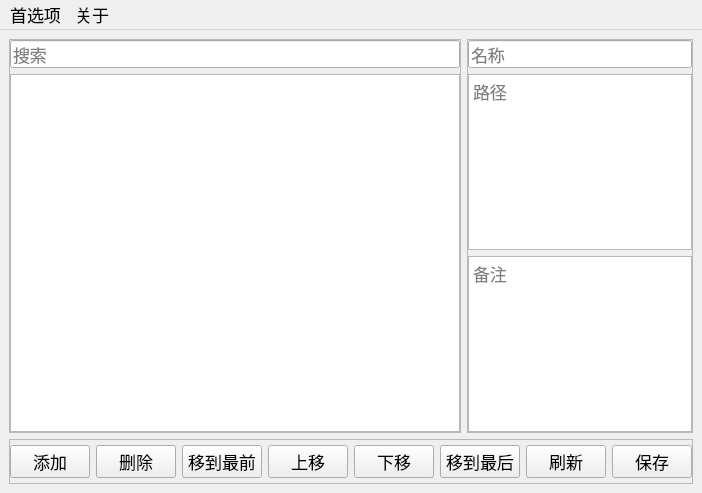
Above: ui/main_window.ui from suifengpiaoyang/PathManager before the change. Below: the same form after it.
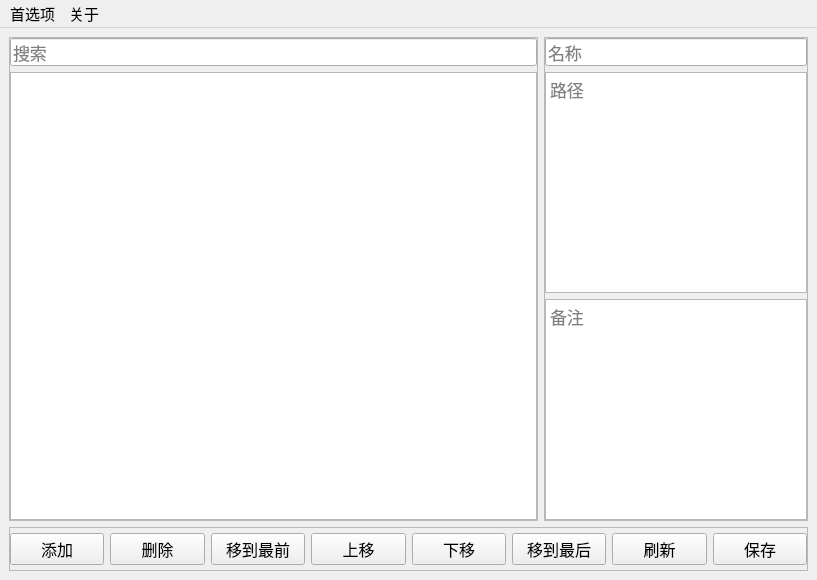
That is the form after the change. Custom widgets are drawn as their Qt base class.

Commit message: 修改界面，隐藏一项菜单

Diff of the .ui file:
```diff
--- a/ui/main_window.ui
+++ b/ui/main_window.ui
@@ -6,8 +6,8 @@
    <rect>
     <x>0</x>
     <y>0</y>
-    <width>690</width>
-    <height>493</height>
+    <width>817</width>
+    <height>580</height>
    </rect>
   </property>
   <property name="font">
@@ -120,6 +120,11 @@
     </item>
     <item>
      <widget class="QFrame" name="frame_3">
+      <property name="font">
+       <font>
+        <pointsize>12</pointsize>
+       </font>
+      </property>
       <property name="frameShape">
        <enum>QFrame::StyledPanel</enum>
       </property>
@@ -205,10 +210,15 @@
     <rect>
      <x>0</x>
      <y>0</y>
-     <width>690</width>
-     <height>29</height>
+     <width>817</width>
+     <height>30</height>
     </rect>
    </property>
+   <property name="font">
+    <font>
+     <pointsize>11</pointsize>
+    </font>
+   </property>
    <widget class="QMenu" name="menuConfig">
     <property name="title">
      <string>首选项</string>
```
The commit also changes 2 other files.
